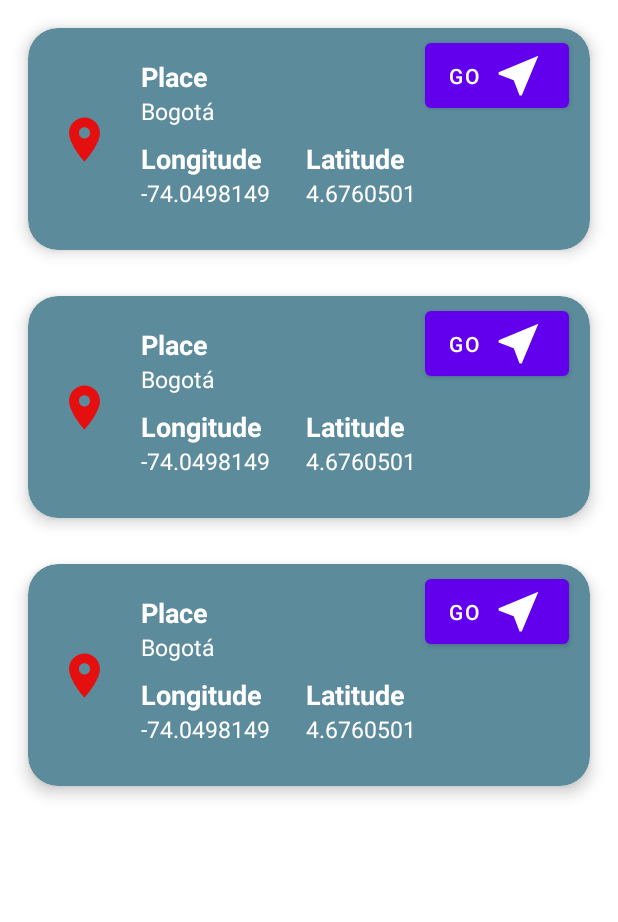
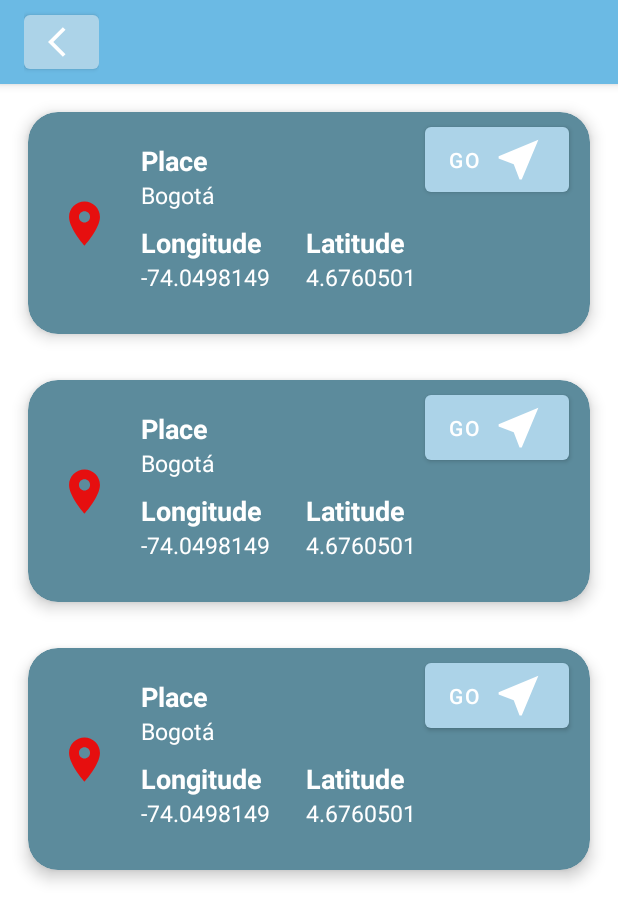
Before and after one commit to Oved/MyMaps, an Android app: the layout activity_favorite_locations.xml on its own in the app's theme, with its tools: preview values and no code run, on a phone screen of 412 x 824 dp. Shown: the top 922 px of the screen. Run offline under Robolectric (Android 15) with nearby library versions, the phone set to English and light mode, and no system bars; network calls fail.

Commit message:
Implementación - se implementa botón onBackPressed en toolbar de recycler.
* Se agrega toolbar con botón onBackPressed y se inhabilita el botón princial onBackPressed.
* Se ajustan colores de pantalla.

```diff
--- a/app/src/main/java/com/example/mymaps/ui/view/FavoriteLocations.kt
+++ b/app/src/main/java/com/example/mymaps/ui/view/FavoriteLocations.kt
@@ -19,6 +19,8 @@ class FavoriteLocations : AppCompatActivity() {
         super.onCreate(savedInstanceState)
         bindingFavorites = ActivityFavoriteLocationsBinding.inflate(layoutInflater)
         setContentView(bindingFavorites.root)
+
+        bindingFavorites.customTbRecycler.buttonBack.setOnClickListener { finish() }
 
         val db = AdminMapsDB(this@FavoriteLocations)
         val listFavs = db.showLocations()
@@ -42,4 +44,7 @@ class FavoriteLocations : AppCompatActivity() {
         setResult(RESULT_OK,intent)
         finish()
     }
+
+    override fun onBackPressed() {
+    }
 }
--- a/app/src/main/java/com/example/mymaps/ui/view/MainView.kt
+++ b/app/src/main/java/com/example/mymaps/ui/view/MainView.kt
@@ -52,9 +52,12 @@ class MainView : AppCompatActivity(), iView, OnMapClickListener , OnMapLongClick
     var listFavoriteLocations = ArrayList<Point>()
 
     private val responseLauncher = registerForActivityResult(StartActivityForResult()){ activityResult ->
-        val longitude = activityResult.data?.getDoubleExtra("longitude", -74.0498149)
-        val latitude = activityResult.data?.getDoubleExtra("latitude",4.6760501)
-        binding.mapView.getMapboxMap().setCamera(CameraOptions.Builder().center(Point.fromLngLat(longitude!!, latitude!!)).build())
+        if (activityResult.resultCode.equals(RESULT_OK)){
+            val longitude = activityResult.data?.getDoubleExtra("longitude", -74.0498149)
+            val latitude = activityResult.data?.getDoubleExtra("latitude",4.6760501)
+            binding.mapView.getMapboxMap().setCamera(CameraOptions.Builder().center(Point.fromLngLat(longitude!!, latitude!!)).build())
+        }else{onMapReady()}
+
     }
     private val onIndicatorBearingChangedListener = OnIndicatorBearingChangedListener {
         binding.mapView.getMapboxMap().setCamera(CameraOptions.Builder().bearing(it).build())
--- /dev/null
+++ b/app/src/main/res/drawable/ic_back.xml
@@ -0,0 +1,5 @@
+<vector android:autoMirrored="true" android:height="24dp"
+    android:tint="#FFFFFF" android:viewportHeight="24"
+    android:viewportWidth="24" android:width="24dp" xmlns:android="http://schemas.android.com/apk/res/android">
+    <path android:fillColor="@android:color/white" android:pathData="M11.67,3.87L9.9,2.1 0,12l9.9,9.9 1.77,-1.77L3.54,12z"/>
+</vector>
--- a/app/src/main/res/layout/activity_favorite_locations.xml
+++ b/app/src/main/res/layout/activity_favorite_locations.xml
@@ -6,6 +6,10 @@
     android:layout_height="match_parent"
     tools:context=".ui.view.FavoriteLocations">
 
+    <include
+        android:id="@+id/custom_tb_recycler"
+        layout="@layout/toolbar_recycler" />
+
     <androidx.recyclerview.widget.RecyclerView
         android:id="@+id/recycler_favorite_locations"
         android:layout_margin="3dp"
@@ -13,6 +17,6 @@
         android:layout_height="0dp"
         tools:listitem="@layout/card_view_fav_locations"
         app:layout_constraintBottom_toBottomOf="parent"
-        app:layout_constraintTop_toTopOf="parent"/>
+        app:layout_constraintTop_toBottomOf="@+id/custom_tb_recycler"/>
 
 </androidx.constraintlayout.widget.ConstraintLayout>
--- a/app/src/main/res/layout/activity_launcher.xml
+++ b/app/src/main/res/layout/activity_launcher.xml
@@ -23,7 +23,7 @@
         android:layout_height="wrap_content"
         android:text="of"
         android:textStyle="bold"
-        android:textColor="#21738F"
+        android:textColor="#036397"
         android:textSize="30sp"
         app:layout_constraintTop_toBottomOf="@+id/image"
         app:layout_constraintBottom_toTopOf="@+id/ivSplash"
--- a/app/src/main/res/layout/custom_toolbar.xml
+++ b/app/src/main/res/layout/custom_toolbar.xml
@@ -2,7 +2,7 @@
 <com.google.android.material.appbar.AppBarLayout xmlns:android="http://schemas.android.com/apk/res/android"
     android:layout_width="match_parent"
     android:layout_height="wrap_content"
-    android:backgroundTint="#90A1AA"
+    android:backgroundTint="#6BBAE4"
     xmlns:app="http://schemas.android.com/apk/res-auto">
 
     <androidx.appcompat.widget.Toolbar
--- /dev/null
+++ b/app/src/main/res/layout/toolbar_recycler.xml
@@ -0,0 +1,32 @@
+<?xml version="1.0" encoding="utf-8"?>
+<com.google.android.material.appbar.AppBarLayout xmlns:android="http://schemas.android.com/apk/res/android"
+    android:layout_width="match_parent"
+    android:layout_height="wrap_content"
+    android:backgroundTint="#6BBAE4"
+    xmlns:app="http://schemas.android.com/apk/res-auto">
+
+    <androidx.appcompat.widget.Toolbar
+        android:layout_width="match_parent"
+        android:layout_height="?attr/actionBarSize">
+
+        <LinearLayout
+            android:layout_width="wrap_content"
+            android:layout_height="match_parent"
+            android:gravity="center"
+            android:layout_gravity="start"
+            android:orientation="horizontal">
+
+            <Button
+                android:id="@+id/button_back"
+                android:layout_width="50dp"
+                android:layout_gravity="center"
+                android:layout_height="wrap_content"
+                android:bottomRightRadius="10dp"
+                android:bottomLeftRadius="10dp"
+                android:topLeftRadius="10dp"
+                android:topRightRadius="10dp"
+                android:drawableLeft="@drawable/ic_back"/>
+
+        </LinearLayout>
+    </androidx.appcompat.widget.Toolbar>
+</com.google.android.material.appbar.AppBarLayout>
--- a/app/src/main/res/values/themes.xml
+++ b/app/src/main/res/values/themes.xml
@@ -2,8 +2,8 @@
     <!-- Base application theme. -->
     <style name="Theme.MyMaps" parent="Theme.MaterialComponents.DayNight.NoActionBar">
         <!-- Primary brand color. -->
-        <item name="colorPrimary">@color/purple_500</item>
-        <item name="colorPrimaryVariant">@color/purple_700</item>
+        <item name="colorPrimary">#ACD3E8</item>
+        <item name="colorPrimaryVariant">#50ACDD</item>
         <item name="colorOnPrimary">@color/white</item>
         <!-- Secondary brand color. -->
         <item name="colorSecondary">@color/teal_200</item>
```
